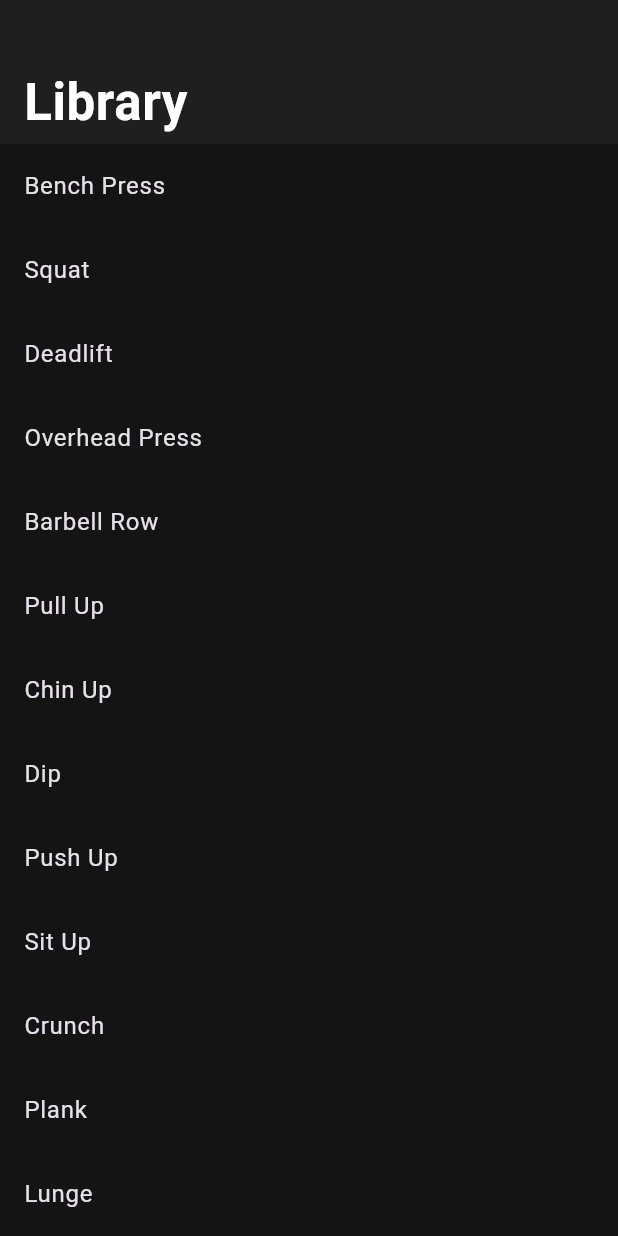
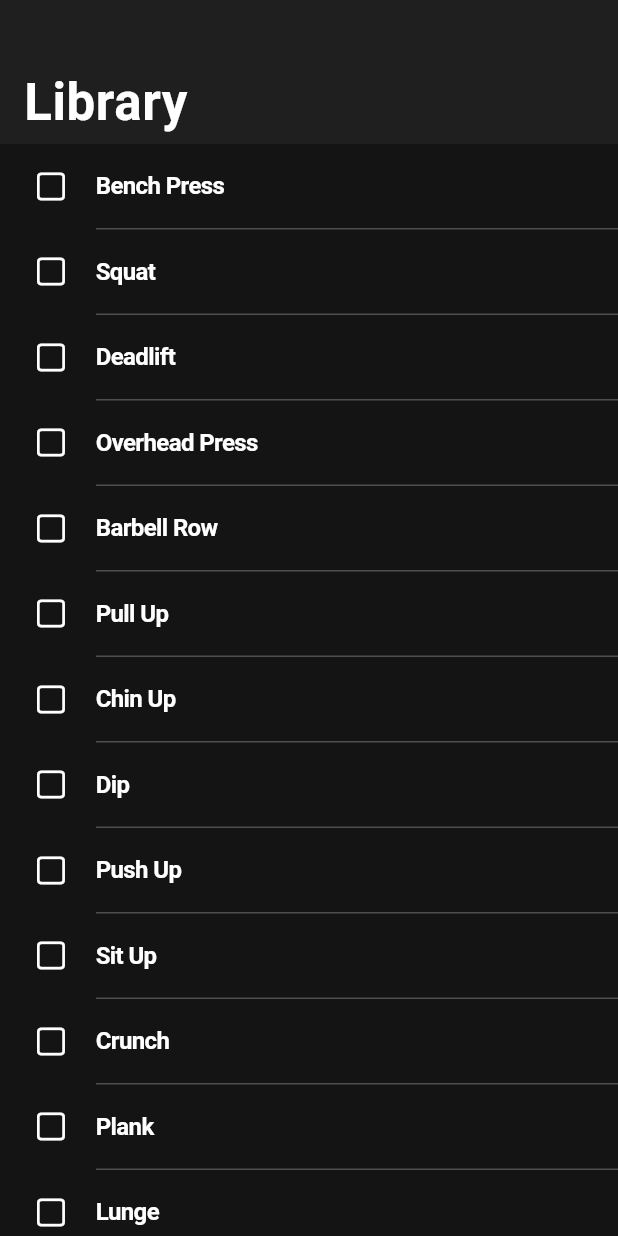
Before and after one commit to MattyD1/flex_workout_logger, a Flutter app: the screen it shows after launch, on a phone screen of 412 x 824 dp. Run offline on Flutter 3.47's test engine with Material 3 defaults, Android fonts, the phone set to English and light mode, and no system bars; our stand-ins replace flutter_riverpod, fpdart, freezed_annotation, go_router, realm, riverpod_annotation; generated files the repository leaves out were written again.

Commit message:
Added exercise list

```diff
--- /dev/null
+++ b/lib/features/exercises/ui/widgets/exercise_card.dart
@@ -0,0 +1,37 @@
+import 'package:flex_workout_logger/features/common/ui/utils/ui_extensions.dart';
+import 'package:flex_workout_logger/features/exercises/domain/entities/exercise_entity.dart';
+import 'package:flutter/cupertino.dart';
+
+/// A selectable card with [Exercise Title]
+class ExercisesCard extends StatelessWidget {
+  ///
+  const ExercisesCard({required this.exercise, super.key});
+
+  /// The exercise the card represents
+  final ExerciseEntity exercise;
+
+  @override
+  Widget build(BuildContext context) {
+    return CupertinoListTile(
+      title: Text(
+        exercise.name,
+        maxLines: 2,
+        overflow: TextOverflow.ellipsis,
+
+        // TODO make this into a text style
+        style: TextStyle(
+          fontSize: 16,
+          color: context.colorScheme.foreground,
+          fontWeight: FontWeight.w600,
+        ),
+      ),
+      leading: const Icon(CupertinoIcons.square),
+      padding: const EdgeInsets.fromLTRB(
+        20,
+        14,
+        14,
+        14,
+      ),
+    );
+  }
+}
--- a/lib/features/exercises/ui/widgets/exercises_list.dart
+++ b/lib/features/exercises/ui/widgets/exercises_list.dart
@@ -1,5 +1,7 @@
+import 'package:flex_workout_logger/features/common/ui/utils/ui_extensions.dart';
 import 'package:flex_workout_logger/features/common/ui/widgets/app_error.dart';
 import 'package:flex_workout_logger/features/exercises/controllers/exercises_list_controller.dart';
+import 'package:flex_workout_logger/features/exercises/ui/widgets/exercise_card.dart';
 import 'package:flutter/material.dart';
 import 'package:flutter_riverpod/flutter_riverpod.dart';
 
@@ -22,9 +24,17 @@ class ExercisesList extends ConsumerWidget {
           : Column(
               children: [
                 ...items.map(
-                  (e) => ListTile(
-                    title: Text(e.name),
-                    onTap: () {/* Handle item tap */},
+                  (e) => Column(
+                    children: [
+                      ExercisesCard(
+                        exercise: e,
+                      ),
+                      Divider(
+                        color: context.colorScheme.divider,
+                        height: 1,
+                        indent: 64,
+                      ),
+                    ],
                   ),
                 ),
               ],
--- a/pubspec.yaml
+++ b/pubspec.yaml
@@ -21,6 +21,7 @@ dependencies:
   flutter_launcher_icons: ^0.13.1
   intl: ^0.18.1
   faker: ^2.1.0
+  cupertino_icons: ^1.0.6
 
 dev_dependencies:
   flutter_test:
```
Also changed, not shown: pubspec.lock.
